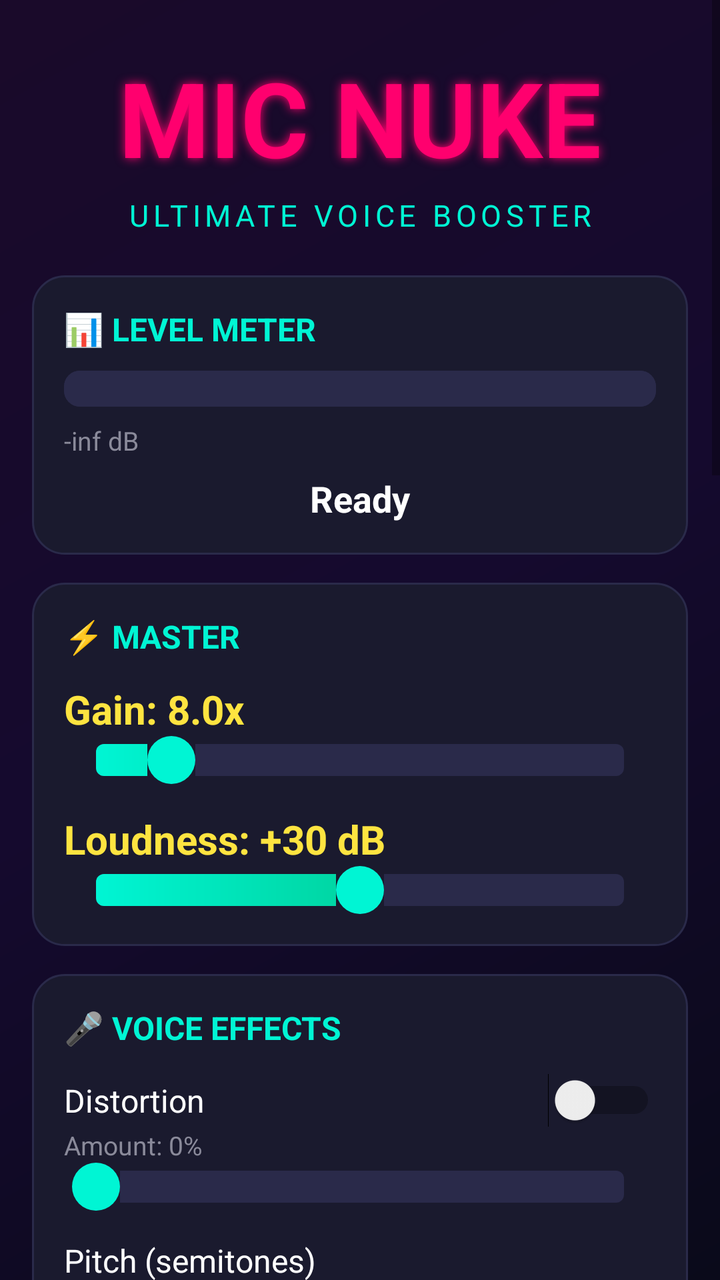
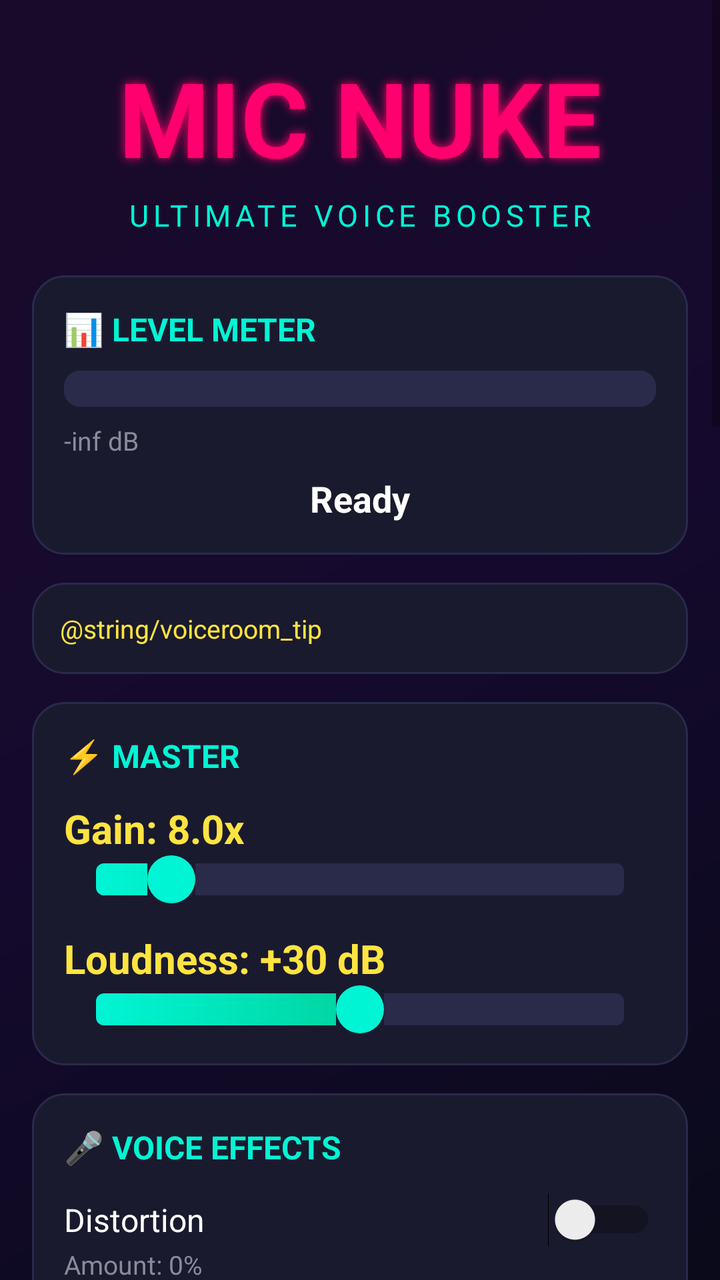

Two renders of the same Android screen: before a commit and after it. Below are the layout's source before the change and the commit's diff.
<!-- AndroidManifest.xml: application theme Theme.MicNuke -->
<!-- res/layout/activity_main.xml -->
<?xml version="1.0" encoding="utf-8"?>

<ScrollView xmlns:android="http://schemas.android.com/apk/res/android"
    android:layout_width="match_parent"
    android:layout_height="match_parent"
    android:background="@drawable/bg_gradient"
    android:fillViewport="true">

    <LinearLayout
        android:layout_width="match_parent"
        android:layout_height="wrap_content"
        android:orientation="vertical"
        android:padding="16dp">

        <TextView
            android:layout_width="match_parent"
            android:layout_height="wrap_content"
            android:text="MIC NUKE"
            android:textSize="52sp"
            android:textStyle="bold"
            android:textColor="@color/neon_pink"
            android:gravity="center"
            android:layout_marginTop="8dp"
            android:layout_marginBottom="4dp"
            android:shadowColor="#ff006e"
            android:shadowRadius="12" />

        <TextView
            android:layout_width="match_parent"
            android:layout_height="wrap_content"
            android:text="@string/subtitle"
            android:textSize="15sp"
            android:textColor="@color/neon_cyan"
            android:gravity="center"
            android:letterSpacing="0.15"
            android:layout_marginBottom="20dp" />

        
        <LinearLayout
            android:layout_width="match_parent"
            android:layout_height="wrap_content"
            android:orientation="vertical"
            android:background="@drawable/card_bg"
            android:padding="16dp"
            android:layout_marginBottom="14dp">

            <TextView
                android:layout_width="wrap_content"
                android:layout_height="wrap_content"
                android:text="@string/sec_level"
                android:textColor="@color/section_title"
                android:textSize="16sp"
                android:textStyle="bold"
                android:layout_marginBottom="10dp" />

            <ProgressBar
                android:id="@+id/vuMeter"
                style="?android:attr/progressBarStyleHorizontal"
                android:layout_width="match_parent"
                android:layout_height="18dp"
                android:progress="0"
                android:max="100"
                android:progressDrawable="@drawable/vu_fill"
                android:background="@drawable/vu_bg" />

            <TextView
                android:id="@+id/vuText"
                android:layout_width="wrap_content"
                android:layout_height="wrap_content"
                android:text="-inf dB"
                android:textColor="@color/text_dim"
                android:textSize="13sp"
                android:layout_marginTop="8dp" />

            <TextView
                android:id="@+id/statusText"
                android:layout_width="match_parent"
                android:layout_height="wrap_content"
                android:text="@string/status_ready"
                android:textColor="@color/text_white"
                android:textSize="18sp"
                android:textStyle="bold"
                android:gravity="center"
                android:layout_marginTop="8dp" />
        </LinearLayout>


        
        <LinearLayout
            android:layout_width="match_parent"
            android:layout_height="wrap_content"
            android:orientation="vertical"
            android:background="@drawable/card_bg"
            android:padding="16dp"
            android:layout_marginBottom="14dp">

            <TextView
                android:layout_width="wrap_content"
                android:layout_height="wrap_content"
                android:text="@string/sec_master"
                android:textColor="@color/section_title"
                android:textSize="16sp"
                android:textStyle="bold"
                android:layout_marginBottom="12dp" />

            <TextView
                android:id="@+id/gainText"
                android:layout_width="wrap_content"
                android:layout_height="wrap_content"
                android:text="Gain: 8.0x"
                android:textColor="@color/neon_yellow"
                android:textSize="20sp"
                android:textStyle="bold" />

            <SeekBar
                android:id="@+id/gainSlider"
                android:layout_width="match_parent"
                android:layout_height="wrap_content"
                android:max="490"
                android:progress="70"
                android:progressDrawable="@drawable/slider_track"
                android:thumb="@drawable/slider_thumb"
                android:layout_marginBottom="14dp" />

            <TextView
                android:id="@+id/loudnessText"
                android:layout_width="wrap_content"
                android:layout_height="wrap_content"
                android:text="Loudness: +30 dB"
                android:textColor="@color/neon_yellow"
                android:textSize="20sp"
                android:textStyle="bold" />

            <SeekBar
                android:id="@+id/loudnessSlider"
                android:layout_width="match_parent"
                android:layout_height="wrap_content"
                android:max="6000"
                android:progress="3000"
                android:progressDrawable="@drawable/slider_track"
                android:thumb="@drawable/slider_thumb" />
        </LinearLayout>


        
        <LinearLayout
            android:layout_width="match_parent"
            android:layout_height="wrap_content"
            android:orientation="vertical"
            android:background="@drawable/card_bg"
            android:padding="16dp"
            android:layout_marginBottom="14dp">

            <TextView
                android:layout_width="wrap_content"
                android:layout_height="wrap_content"
                android:text="@string/sec_voice"
                android:textColor="@color/section_title"
                android:textSize="16sp"
                android:textStyle="bold"
                android:layout_marginBottom="12dp" />

            <LinearLayout
                android:layout_width="match_parent"
                android:layout_height="wrap_content"
                android:orientation="horizontal"
                android:gravity="center_vertical">
                <TextView
                    android:layout_width="0dp"
                    android:layout_height="wrap_content"
                    android:layout_weight="1"
                    android:text="Distortion"
                    android:textColor="@color/text_white"
                    android:textSize="16sp" />
                <Switch
                    android:id="@+id/distortionSwitch"
                    android:layout_width="wrap_content"
                    android:layout_height="wrap_content" />
            </LinearLayout>
            <TextView
                android:id="@+id/distortionText"
                android:layout_width="wrap_content"
                android:layout_height="wrap_content"
                android:text="Amount: 0%"
                android:textColor="@color/text_dim"
                android:textSize="13sp" />
            <SeekBar
                android:id="@+id/distortionSlider"
                android:layout_width="match_parent"
                android:layout_height="wrap_content"
                android:max="100"
                android:progress="0"
                android:progressDrawable="@drawable/slider_track"
                android:thumb="@drawable/slider_thumb"
                android:layout_marginBottom="14dp" />

            <TextView
                android:id="@+id/pitchText"
                android:layout_width="wrap_content"
                android:layout_height="wrap_content"
                android:text="Pitch (semitones)"
                android:textColor="@color/text_white"
                android:textSize="16sp" />
            <TextView
                android:id="@+id/pitchValText"
                android:layout_width="wrap_content"
                android:layout_height="wrap_content"
                android:text="0"
                android:textColor="@color/text_dim"
                android:textSize="13sp" />
            <SeekBar
                android:id="@+id/pitchSlider"
                android:layout_width="match_parent"
                android:layout_height="wrap_content"
                android:max="240"
                android:progress="120"
                android:progressDrawable="@drawable/slider_track"
                android:thumb="@drawable/slider_thumb"
                android:layout_marginBottom="14dp" />


            <LinearLayout
                android:layout_width="match_parent"
                android:layout_height="wrap_content"
                android:orientation="horizontal"
                android:gravity="center_vertical">
                <TextView
                    android:layout_width="0dp"
                    android:layout_height="wrap_content"
                    android:layout_weight="1"
                    android:text="Ring Mod"
                    android:textColor="@color/text_white"
                    android:textSize="16sp" />
                <Switch
                    android:id="@+id/ringModSwitch"
                    android:layout_width="wrap_content"
                    android:layout_height="wrap_content" />
            </LinearLayout>
            <TextView
                android:id="@+id/ringModText"
                android:layout_width="wrap_content"
                android:layout_height="wrap_content"
                android:text="Freq: 100 Hz"
                android:textColor="@color/text_dim"
                android:textSize="13sp" />
            <SeekBar
                android:id="@+id/ringModSlider"
                android:layout_width="match_parent"
                android:layout_height="wrap_content"
                android:max="900"
                android:progress="99"
                android:progressDrawable="@drawable/slider_track"
                android:thumb="@drawable/slider_thumb"
                android:layout_marginBottom="14dp" />

            <LinearLayout
                android:layout_width="match_parent"
                android:layout_height="wrap_content"
                android:orientation="horizontal"
                android:gravity="center_vertical">
                <TextView
                    android:layout_width="0dp"
                    android:layout_height="wrap_content"
                    android:layout_weight="1"
                    android:text="Bitcrusher"
                    android:textColor="@color/text_white"
                    android:textSize="16sp" />
                <Switch
                    android:id="@+id/bitcrusherSwitch"
                    android:layout_width="wrap_content"
                    android:layout_height="wrap_content" />
            </LinearLayout>
            <TextView
                android:id="@+id/bitcrushText"
                android:layout_width="wrap_content"
                android:layout_height="wrap_content"
                android:text="Depth: 16 bit"
                android:textColor="@color/text_dim"
                android:textSize="13sp" />
            <SeekBar
                android:id="@+id/bitcrushSlider"
                android:layout_width="match_parent"
                android:layout_height="wrap_content"
                android:max="12"
                android:progress="12"
                android:progressDrawable="@drawable/slider_track"
                android:thumb="@drawable/slider_thumb" />
        </LinearLayout>


        
        <LinearLayout
            android:layout_width="match_parent"
            android:layout_height="wrap_content"
            android:orientation="vertical"
            android:background="@drawable/card_bg"
            android:padding="16dp"
            android:layout_marginBottom="14dp">

            <TextView
                android:layout_width="wrap_content"
                android:layout_height="wrap_content"
                android:text="@string/sec_space"
                android:textColor="@color/section_title"
                android:textSize="16sp"
                android:textStyle="bold"
                android:layout_marginBottom="12dp" />

            <LinearLayout
                android:layout_width="match_parent"
                android:layout_height="wrap_content"
                android:orientation="horizontal"
                android:gravity="center_vertical">
                <TextView
                    android:layout_width="0dp"
                    android:layout_height="wrap_content"
                    android:layout_weight="1"
                    android:text="Echo"
                    android:textColor="@color/text_white"
                    android:textSize="16sp" />
                <Switch
                    android:id="@+id/echoSwitch"
                    android:layout_width="wrap_content"
                    android:layout_height="wrap_content" />
            </LinearLayout>
            <TextView
                android:id="@+id/echoDelayText"
                android:layout_width="wrap_content"
                android:layout_height="wrap_content"
                android:text="Delay: 300 ms"
                android:textColor="@color/text_dim"
                android:textSize="13sp" />
            <SeekBar
                android:id="@+id/echoDelaySlider"
                android:layout_width="match_parent"
                android:layout_height="wrap_content"
                android:max="700"
                android:progress="300"
                android:progressDrawable="@drawable/slider_track"
                android:thumb="@drawable/slider_thumb" />
            <TextView
                android:id="@+id/echoFeedbackText"
                android:layout_width="wrap_content"
                android:layout_height="wrap_content"
                android:text="Feedback: 40%"
                android:textColor="@color/text_dim"
                android:textSize="13sp" />
            <SeekBar
                android:id="@+id/echoFeedbackSlider"
                android:layout_width="match_parent"
                android:layout_height="wrap_content"
                android:max="90"
                android:progress="40"
                android:progressDrawable="@drawable/slider_track"
                android:thumb="@drawable/slider_thumb"
                android:layout_marginBottom="14dp" />


            <LinearLayout
                android:layout_width="match_parent"
                android:layout_height="wrap_content"
                android:orientation="horizontal"
                android:gravity="center_vertical">
                <TextView
                    android:layout_width="0dp"
                    android:layout_height="wrap_content"
                    android:layout_weight="1"
                    android:text="Flanger"
                    android:textColor="@color/text_white"
                    android:textSize="16sp" />
                <Switch
                    android:id="@+id/flangerSwitch"
                    android:layout_width="wrap_content"
                    android:layout_height="wrap_content" />
            </LinearLayout>
            <TextView
                android:id="@+id/flangerRateText"
                android:layout_width="wrap_content"
                android:layout_height="wrap_content"
                android:text="Rate: 2.0 Hz"
                android:textColor="@color/text_dim"
                android:textSize="13sp" />
            <SeekBar
                android:id="@+id/flangerRateSlider"
                android:layout_width="match_parent"
                android:layout_height="wrap_content"
                android:max="100"
                android:progress="20"
                android:progressDrawable="@drawable/slider_track"
                android:thumb="@drawable/slider_thumb"
                android:layout_marginBottom="14dp" />

            <TextView
                android:layout_width="wrap_content"
                android:layout_height="wrap_content"
                android:text="Reverb"
                android:textColor="@color/text_white"
                android:textSize="16sp" />
            <Spinner
                android:id="@+id/reverbSpinner"
                android:layout_width="match_parent"
                android:layout_height="wrap_content" />
        </LinearLayout>


        
        <LinearLayout
            android:layout_width="match_parent"
            android:layout_height="wrap_content"
            android:orientation="vertical"
            android:background="@drawable/card_bg"
            android:padding="16dp"
            android:layout_marginBottom="14dp">

            <TextView
                android:layout_width="wrap_content"
                android:layout_height="wrap_content"
                android:text="@string/sec_dynamics"
                android:textColor="@color/section_title"
                android:textSize="16sp"
                android:textStyle="bold"
                android:layout_marginBottom="12dp" />

            <LinearLayout
                android:layout_width="match_parent"
                android:layout_height="wrap_content"
                android:orientation="horizontal"
                android:gravity="center_vertical">
                <TextView
                    android:layout_width="0dp"
                    android:layout_height="wrap_content"
                    android:layout_weight="1"
                    android:text="Bass Boost"
                    android:textColor="@color/text_white"
                    android:textSize="16sp" />
                <Switch
                    android:id="@+id/bassBoostSwitch"
                    android:layout_width="wrap_content"
                    android:layout_height="wrap_content" />
            </LinearLayout>
            <TextView
                android:id="@+id/bassBoostText"
                android:layout_width="wrap_content"
                android:layout_height="wrap_content"
                android:text="Strength: 50%"
                android:textColor="@color/text_dim"
                android:textSize="13sp" />
            <SeekBar
                android:id="@+id/bassBoostSlider"
                android:layout_width="match_parent"
                android:layout_height="wrap_content"
                android:max="1000"
                android:progress="500"
                android:progressDrawable="@drawable/slider_track"
                android:thumb="@drawable/slider_thumb"
                android:layout_marginBottom="8dp" />

            <LinearLayout
                android:layout_width="match_parent"
                android:layout_height="wrap_content"
                android:orientation="horizontal"
                android:gravity="center_vertical">
                <TextView
                    android:layout_width="0dp"
                    android:layout_height="wrap_content"
                    android:layout_weight="1"
                    android:text="Compressor"
                    android:textColor="@color/text_white"
                    android:textSize="16sp" />
                <Switch
                    android:id="@+id/compressorSwitch"
                    android:layout_width="wrap_content"
                    android:layout_height="wrap_content" />
            </LinearLayout>

            <LinearLayout
                android:layout_width="match_parent"
                android:layout_height="wrap_content"
                android:orientation="horizontal"
                android:gravity="center_vertical">
                <TextView
                    android:layout_width="0dp"
                    android:layout_height="wrap_content"
                    android:layout_weight="1"
                    android:text="Noise Gate"
                    android:textColor="@color/text_white"
                    android:textSize="16sp" />
                <Switch
                    android:id="@+id/noiseGateSwitch"
                    android:layout_width="wrap_content"
                    android:layout_height="wrap_content" />
            </LinearLayout>
        </LinearLayout>


        
        <LinearLayout
            android:layout_width="match_parent"
            android:layout_height="wrap_content"
            android:orientation="vertical"
            android:background="@drawable/card_bg"
            android:padding="16dp"
            android:layout_marginBottom="18dp">

            <TextView
                android:layout_width="wrap_content"
                android:layout_height="wrap_content"
                android:text="@string/sec_presets"
                android:textColor="@color/section_title"
                android:textSize="16sp"
                android:textStyle="bold"
                android:layout_marginBottom="12dp" />

            <LinearLayout
                android:layout_width="match_parent"
                android:layout_height="wrap_content"
                android:orientation="horizontal">
                <Button
                    android:id="@+id/presetNuke"
                    android:layout_width="0dp"
                    android:layout_height="wrap_content"
                    android:layout_weight="1"
                    android:layout_marginEnd="6dp"
                    android:text="NUKE"
                    android:textSize="13sp"
                    android:textColor="@color/text_white"
                    android:background="@drawable/btn_preset" />
                <Button
                    android:id="@+id/presetRobot"
                    android:layout_width="0dp"
                    android:layout_height="wrap_content"
                    android:layout_weight="1"
                    android:layout_marginEnd="6dp"
                    android:text="ROBOT"
                    android:textSize="13sp"
                    android:textColor="@color/text_white"
                    android:background="@drawable/btn_preset" />
                <Button
                    android:id="@+id/presetDemon"
                    android:layout_width="0dp"
                    android:layout_height="wrap_content"
                    android:layout_weight="1"
                    android:text="DEMON"
                    android:textSize="13sp"
                    android:textColor="@color/text_white"
                    android:background="@drawable/btn_preset" />
            </LinearLayout>

            <LinearLayout
                android:layout_width="match_parent"
                android:layout_height="wrap_content"
                android:orientation="horizontal"
                android:layout_marginTop="8dp">
                <Button
                    android:id="@+id/presetChipmunk"
                    android:layout_width="0dp"
                    android:layout_height="wrap_content"
                    android:layout_weight="1"
                    android:layout_marginEnd="6dp"
                    android:text="CHIP"
                    android:textSize="13sp"
                    android:textColor="@color/text_white"
                    android:background="@drawable/btn_preset" />
                <Button
                    android:id="@+id/presetDeep"
                    android:layout_width="0dp"
                    android:layout_height="wrap_content"
                    android:layout_weight="1"
                    android:layout_marginEnd="6dp"
                    android:text="DEEP"
                    android:textSize="13sp"
                    android:textColor="@color/text_white"
                    android:background="@drawable/btn_preset" />
                <Button
                    android:id="@+id/presetHelicopter"
                    android:layout_width="0dp"
                    android:layout_height="wrap_content"
                    android:layout_weight="1"
                    android:text="HELI"
                    android:textSize="13sp"
                    android:textColor="@color/text_white"
                    android:background="@drawable/btn_preset" />
            </LinearLayout>
        </LinearLayout>


        
        <Button
            android:id="@+id/toggleButton"
            android:layout_width="match_parent"
            android:layout_height="76dp"
            android:text="@string/btn_start"
            android:textSize="26sp"
            android:textStyle="bold"
            android:textColor="@color/text_white"
            android:background="@drawable/btn_start"
            android:layout_marginBottom="24dp" />

    </LinearLayout>
</ScrollView>
<!-- resources referenced by this layout -->
<resources>
  <color name="neon_cyan">#00f5d4</color>
  <color name="neon_pink">#ff006e</color>
  <color name="neon_yellow">#fee440</color>
  <color name="section_title">#00f5d4</color>
  <color name="text_dim">#8A8A9A</color>
  <color name="text_white">#FFFFFF</color>
  <!-- drawable bg_gradient (drawable) -->
  <?xml version="1.0" encoding="utf-8"?>
  
  <layer-list xmlns:android="http://schemas.android.com/apk/res/android">
      <item>
          <shape android:shape="rectangle">
              <gradient
                  android:startColor="#0a0a1a"
                  android:centerColor="#150a2e"
                  android:endColor="#1a0a2a"
                  android:angle="135" />
          </shape>
      </item>
  </layer-list>
  <!-- drawable btn_preset (drawable) -->
  <?xml version="1.0" encoding="utf-8"?>
  
  <selector xmlns:android="http://schemas.android.com/apk/res/android">
      <item android:state_pressed="true">
          <shape android:shape="rectangle">
              <solid android:color="#00f5d4" />
              <corners android:radius="14dp" />
          </shape>
      </item>
      <item>
          <shape android:shape="rectangle">
              <solid android:color="#2A2A4A" />
              <corners android:radius="14dp" />
              <stroke
                  android:width="1dp"
                  android:color="#00f5d4" />
          </shape>
      </item>
  </selector>
  <!-- drawable btn_start (drawable) -->
  <?xml version="1.0" encoding="utf-8"?>
  
  <selector xmlns:android="http://schemas.android.com/apk/res/android">
      <item android:state_enabled="true">
          <shape android:shape="rectangle">
              <gradient
                  android:startColor="#00b894"
                  android:endColor="#00f5d4"
                  android:angle="0" />
              <corners android:radius="28dp" />
          </shape>
      </item>
      <item>
          <shape android:shape="rectangle">
              <solid android:color="#2A2A4A" />
              <corners android:radius="28dp" />
          </shape>
      </item>
  </selector>
  <!-- drawable card_bg (drawable) -->
  <?xml version="1.0" encoding="utf-8"?>
  
  <shape xmlns:android="http://schemas.android.com/apk/res/android"
      android:shape="rectangle">
      <solid android:color="#1A1A2E" />
      <corners android:radius="16dp" />
      <stroke
          android:width="1dp"
          android:color="#2A2A4A" />
  </shape>
  <!-- drawable slider_thumb (drawable) -->
  <?xml version="1.0" encoding="utf-8"?>
  
  <shape xmlns:android="http://schemas.android.com/apk/res/android"
      android:shape="oval">
      <solid android:color="#00f5d4" />
      <size
          android:width="24dp"
          android:height="24dp" />
  </shape>
  <!-- drawable vu_bg (drawable) -->
  <?xml version="1.0" encoding="utf-8"?>
  
  <shape xmlns:android="http://schemas.android.com/apk/res/android"
      android:shape="rectangle">
      <solid android:color="#2A2A4A" />
      <corners android:radius="8dp" />
  </shape>
  <string name="btn_start">START</string>
  <string name="sec_dynamics">💥 DYNAMICS</string>
  <string name="sec_level">📊 LEVEL METER</string>
  <string name="sec_master">⚡ MASTER</string>
  <string name="sec_presets">🎭 PRESETS</string>
  <string name="sec_space">🌌 SPACE EFFECTS</string>
  <string name="sec_voice">🎤 VOICE EFFECTS</string>
  <string name="status_ready">Ready</string>
  <string name="subtitle">ULTIMATE VOICE BOOSTER</string>
  <style name="Theme.MicNuke" parent="Theme.AppCompat.DayNight.NoActionBar">
          <item name="android:statusBarColor">#0a0a1a</item>
          <item name="android:navigationBarColor">#0a0a1a</item>
          <item name="android:windowBackground">@drawable/bg_gradient</item>
          <item name="colorAccent">@color/neon_cyan</item>
          <item name="colorPrimary">@color/neon_cyan</item>
          <item name="colorPrimaryDark">@color/bg_deep</item>
      </style>
  <color name="bg_deep">#0a0a1a</color>
</resources>

<!-- the commit's change to res/layout/activity_main.xml (unified diff, before → after) -->
@@ -91,6 +91,23 @@
             android:layout_height="wrap_content"
             android:orientation="vertical"
             android:background="@drawable/card_bg"
+            android:padding="14dp"
+            android:layout_marginBottom="14dp">
+            <TextView
+                android:layout_width="match_parent"
+                android:layout_height="wrap_content"
+                android:text="@string/voiceroom_tip"
+                android:textColor="@color/neon_yellow"
+                android:textSize="13sp"
+                android:lineSpacingExtra="3dp" />
+        </LinearLayout>
+
+        
+        <LinearLayout
+            android:layout_width="match_parent"
+            android:layout_height="wrap_content"
+            android:orientation="vertical"
+            android:background="@drawable/card_bg"
             android:padding="16dp"
             android:layout_marginBottom="14dp">
 
@@ -490,6 +507,60 @@
                     android:layout_width="wrap_content"
                     android:layout_height="wrap_content" />
             </LinearLayout>
+
+            <LinearLayout
+                android:layout_width="match_parent"
+                android:layout_height="wrap_content"
+                android:orientation="horizontal"
+                android:gravity="center_vertical">
+                <TextView
+                    android:layout_width="0dp"
+                    android:layout_height="wrap_content"
+                    android:layout_weight="1"
+                    android:text="High-Pass Filter (100Hz)"
+                    android:textColor="@color/text_white"
+                    android:textSize="16sp" />
+                <Switch
+                    android:id="@+id/hpfSwitch"
+                    android:layout_width="wrap_content"
+                    android:layout_height="wrap_content" />
+            </LinearLayout>
+
+            <LinearLayout
+                android:layout_width="match_parent"
+                android:layout_height="wrap_content"
+                android:orientation="horizontal"
+                android:gravity="center_vertical">
+                <TextView
+                    android:layout_width="0dp"
+                    android:layout_height="wrap_content"
+                    android:layout_weight="1"
+                    android:text="Auto Gain (AGC)"
+                    android:textColor="@color/text_white"
+                    android:textSize="16sp" />
+                <Switch
+                    android:id="@+id/agcSwitch"
+                    android:layout_width="wrap_content"
+                    android:layout_height="wrap_content" />
+            </LinearLayout>
+
+            <LinearLayout
+                android:layout_width="match_parent"
+                android:layout_height="wrap_content"
+                android:orientation="horizontal"
+                android:gravity="center_vertical">
+                <TextView
+                    android:layout_width="0dp"
+                    android:layout_height="wrap_content"
+                    android:layout_weight="1"
+                    android:text="Loudness Limiter"
+                    android:textColor="@color/text_white"
+                    android:textSize="16sp" />
+                <Switch
+                    android:id="@+id/limiterSwitch"
+                    android:layout_width="wrap_content"
+                    android:layout_height="wrap_content" />
+            </LinearLayout>
         </LinearLayout>
 
 
@@ -577,6 +648,52 @@
                     android:layout_height="wrap_content"
                     android:layout_weight="1"
                     android:text="HELI"
+                    android:textSize="13sp"
+                    android:textColor="@color/text_white"
+                    android:background="@drawable/btn_preset" />
+            </LinearLayout>
+
+            <LinearLayout
+                android:layout_width="match_parent"
+                android:layout_height="wrap_content"
+                android:orientation="horizontal"
+                android:layout_marginTop="8dp">
+                <Button
+                    android:id="@+id/presetVoiceRoom"
+                    android:layout_width="0dp"
+                    android:layout_height="wrap_content"
+                    android:layout_weight="1"
+                    android:layout_marginEnd="6dp"
+                    android:text="VOICE ROOM"
+                    android:textSize="13sp"
+                    android:textColor="@color/neon_yellow"
+                    android:background="@drawable/btn_preset" />
+                <Button
+                    android:id="@+id/presetMegaphone"
+                    android:layout_width="0dp"
+                    android:layout_height="wrap_content"
+                    android:layout_weight="1"
+                    android:layout_marginEnd="6dp"
+                    android:text="MEGAPHONE"
+                    android:textSize="13sp"
+                    android:textColor="@color/text_white"
+                    android:background="@drawable/btn_preset" />
+                <Button
+                    android:id="@+id/presetBroadcast"
+                    android:layout_width="0dp"
+                    android:layout_height="wrap_content"
+                    android:layout_weight="1"
+                    android:layout_marginEnd="6dp"
+                    android:text="BROADCAST"
+                    android:textSize="13sp"
+                    android:textColor="@color/text_white"
+                    android:background="@drawable/btn_preset" />
+                <Button
+                    android:id="@+id/presetStadium"
+                    android:layout_width="0dp"
+                    android:layout_height="wrap_content"
+                    android:layout_weight="1"
+                    android:text="STADIUM"
                     android:textSize="13sp"
                     android:textColor="@color/text_white"
                     android:background="@drawable/btn_preset" />
